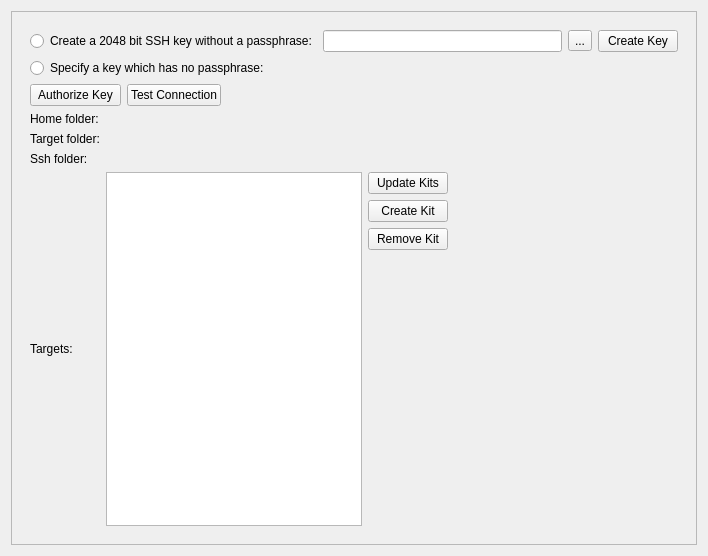
First picture: the form in src/plugins/mer/sdkdetailswidget.ui, repository sailfishos/sailfish-qtcreator, before the edit.
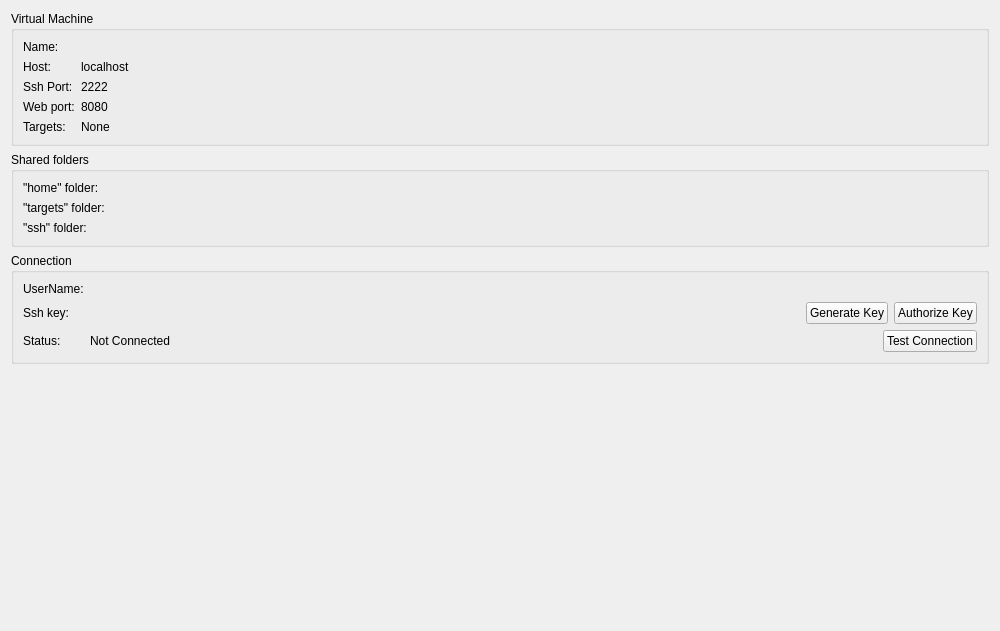
Second picture: the form after the edit. Custom widgets are drawn as their Qt base class.

Commit message: Jolla: Refactors the mer plugin, adds targets watcher 	* remove bussines logic from ui (optionspage,sdkdetails) 	* simplify ui show read only values    	* tracks targets in targets.xml 	* adds mer.xml to store installed sdks

What changed in the file:
```diff
--- a/src/plugins/mer/sdkdetailswidget.ui
+++ b/src/plugins/mer/sdkdetailswidget.ui
@@ -6,101 +6,103 @@
    <rect>
     <x>0</x>
     <y>0</y>
-    <width>708</width>
-    <height>556</height>
+    <width>1000</width>
+    <height>631</height>
    </rect>
   </property>
   <property name="windowTitle">
    <string>Dialog</string>
   </property>
-  <layout class="QGridLayout" name="gridLayout">
-   <item row="0" column="0">
-    <widget class="QScrollArea" name="scrollArea">
-     <property name="widgetResizable">
-      <bool>true</bool>
+  <layout class="QVBoxLayout" name="verticalLayout">
+   <item>
+    <widget class="QGroupBox" name="groupBox">
+     <property name="title">
+      <string>Virtual Machine</string>
      </property>
-     <widget class="QWidget" name="scrollAreaWidgetContents_3">
-      <property name="geometry">
-       <rect>
-        <x>0</x>
-        <y>0</y>
-        <width>686</width>
-        <height>534</height>
-       </rect>
-      </property>
-      <layout class="QGridLayout" name="gridLayout_3">
+     <layout class="QFormLayout" name="formLayout">
        <item row="0" column="0">
-        <widget class="QWidget" name="widget" native="true">
-         <layout class="QGridLayout" name="gridLayout_5">
-          <item row="0" column="0">
-           <layout class="QGridLayout" name="gridLayout_4">
-            <item row="0" column="0" colspan="3">
-             <widget class="QRadioButton" name="createSshKeyRadioButton">
+       <widget class="QLabel" name="nameLabel">
               <property name="text">
-               <string>Create a 2048 bit SSH key without a passphrase:</string>
+         <string>Name:</string>
               </property>
              </widget>
             </item>
-            <item row="0" column="3">
-             <layout class="QHBoxLayout" name="horizontalLayout">
-              <item>
-               <widget class="QLineEdit" name="createSshKeyLineEdit"/>
-              </item>
-              <item>
-               <widget class="QToolButton" name="createSshKeySaveToolButton">
+      <item row="0" column="1">
+       <widget class="QLabel" name="nameLabelText">
                 <property name="text">
-                 <string>...</string>
+         <string/>
                 </property>
                </widget>
               </item>
-              <item>
-               <widget class="QPushButton" name="createSshKeyPushButton">
+      <item row="1" column="0">
+       <widget class="QLabel" name="hostLabel">
                 <property name="text">
-                 <string>Create Key</string>
+         <string>Host:</string>
                 </property>
                </widget>
               </item>
-             </layout>
-            </item>
-            <item row="1" column="3">
-             <widget class="Utils::PathChooser" name="privateKeyPathChooser" native="true">
-              <property name="sizePolicy">
-               <sizepolicy hsizetype="Expanding" vsizetype="Preferred">
-                <horstretch>0</horstretch>
-                <verstretch>0</verstretch>
-               </sizepolicy>
-              </property>
-             </widget>
-            </item>
-            <item row="1" column="0" colspan="3">
-             <widget class="QRadioButton" name="useExistingSshKeyRadioButton">
+      <item row="1" column="1">
+       <widget class="QLabel" name="hostLabelText">
               <property name="text">
-               <string>Specify a key which has no passphrase:</string>
+         <string>localhost</string>
               </property>
              </widget>
             </item>
             <item row="2" column="0">
-             <widget class="QPushButton" name="deployPublicKeyButton">
+       <widget class="QLabel" name="portLabel">
               <property name="text">
-               <string>Authorize Key</string>
+         <string>Ssh Port:</string>
               </property>
              </widget>
             </item>
             <item row="2" column="1">
-             <widget class="QPushButton" name="testConnectionButton">
+       <widget class="QLabel" name="sshPortLabelText">
               <property name="text">
-               <string>Test Connection</string>
+         <string>2222</string>
+        </property>
+       </widget>
+      </item>
+      <item row="3" column="0">
+       <widget class="QLabel" name="wwwPorLabel">
+        <property name="text">
+         <string>Web port:</string>
+        </property>
+       </widget>
+      </item>
+      <item row="3" column="1">
+       <widget class="QLabel" name="wwwPortLabelText">
+        <property name="text">
+         <string>8080</string>
+        </property>
+       </widget>
+      </item>
+      <item row="4" column="0">
+       <widget class="QLabel" name="targetsLabel">
+        <property name="text">
+         <string>Targets:</string>
+        </property>
+       </widget>
+      </item>
+      <item row="4" column="1">
+       <widget class="QLabel" name="targetsListLabel">
+        <property name="text">
+         <string>None</string>
               </property>
              </widget>
             </item>
            </layout>
-          </item>
-          <item row="1" column="0">
-           <layout class="QGridLayout" name="gridLayout_2">
+    </widget>
+   </item>
+   <item>
+    <widget class="QGroupBox" name="groupBox_2">
+     <property name="title">
+      <string>Shared folders</string>
+     </property>
+     <layout class="QFormLayout" name="formLayout_2">
             <item row="0" column="0">
              <widget class="QLabel" name="homeFolderLabel">
               <property name="text">
-               <string>Home folder:</string>
+         <string>&quot;home&quot; folder:</string>
               </property>
              </widget>
             </item>
@@ -114,7 +116,7 @@
             <item row="1" column="0">
              <widget class="QLabel" name="targetFolderLabel">
               <property name="text">
-               <string>Target folder:</string>
+         <string>&quot;targets&quot; folder:</string>
               </property>
              </widget>
             </item>
@@ -128,7 +130,7 @@
             <item row="2" column="0">
              <widget class="QLabel" name="sshFolderLabel">
               <property name="text">
-               <string>Ssh folder:</string>
+         <string>&quot;ssh&quot; folder:</string>
               </property>
              </widget>
             </item>
@@ -139,39 +141,96 @@
               </property>
              </widget>
             </item>
-            <item row="3" column="0">
-             <widget class="QLabel" name="targetsLabel">
+     </layout>
+    </widget>
+   </item>
+   <item>
+    <widget class="QGroupBox" name="groupBox_3">
+     <property name="title">
+      <string>Connection</string>
+     </property>
+     <layout class="QFormLayout" name="formLayout_3">
+      <item row="0" column="0">
+       <widget class="QLabel" name="userNameLabel">
               <property name="text">
-               <string>Targets:</string>
+         <string>UserName:</string>
               </property>
              </widget>
             </item>
-            <item row="3" column="1">
+      <item row="0" column="1">
+       <widget class="QLabel" name="userNameLabelText">
+        <property name="text">
+         <string/>
+        </property>
+       </widget>
+      </item>
+      <item row="1" column="0">
+       <widget class="QLabel" name="sshKeyLabel">
+        <property name="text">
+         <string>Ssh key: </string>
+        </property>
+       </widget>
+      </item>
+      <item row="1" column="1">
+       <layout class="QHBoxLayout" name="horizontalLayout">
+        <item>
+         <widget class="Utils::PathChooser" name="privateKeyPathChooser" native="true">
+          <property name="sizePolicy">
+           <sizepolicy hsizetype="Expanding" vsizetype="Preferred">
+            <horstretch>0</horstretch>
+            <verstretch>0</verstretch>
+           </sizepolicy>
+          </property>
+         </widget>
+        </item>
+        <item>
+         <widget class="QPushButton" name="generateSshKeyPushButton">
+          <property name="text">
+           <string>Generate Key</string>
+          </property>
+         </widget>
+        </item>
+        <item>
+         <widget class="QPushButton" name="authorizeSshKeyPushButton">
+          <property name="text">
+           <string>Authorize Key</string>
+          </property>
+         </widget>
+        </item>
+       </layout>
+      </item>
+      <item row="2" column="0">
+       <widget class="QLabel" name="statusLabel">
+        <property name="text">
+         <string>Status:</string>
+        </property>
+       </widget>
+      </item>
+      <item row="2" column="1">
              <layout class="QHBoxLayout" name="horizontalLayout_2">
               <item>
-               <widget class="QListWidget" name="targetsListWidget"/>
-              </item>
-              <item>
-               <layout class="QVBoxLayout" name="verticalLayout">
-                <item>
-                 <widget class="QPushButton" name="updateKitsButton">
+         <widget class="QLabel" name="statusLabelText">
+          <property name="sizePolicy">
+           <sizepolicy hsizetype="MinimumExpanding" vsizetype="Preferred">
+            <horstretch>0</horstretch>
+            <verstretch>0</verstretch>
+           </sizepolicy>
+          </property>
                   <property name="text">
-                   <string>Update Kits</string>
+           <string>Not Connected</string>
                   </property>
                  </widget>
                 </item>
                 <item>
-                 <widget class="QPushButton" name="createKitButton">
+         <widget class="QPushButton" name="testConnectionPushButton">
                   <property name="text">
-                   <string>Create Kit</string>
+           <string>Test Connection</string>
                   </property>
                  </widget>
                 </item>
-                <item>
-                 <widget class="QPushButton" name="removeKitButton">
-                  <property name="text">
-                   <string>Remove Kit</string>
-                  </property>
+       </layout>
+      </item>
+     </layout>
                  </widget>
                 </item>
                 <item>
@@ -186,32 +245,6 @@
                    </size>
                   </property>
                  </spacer>
-                </item>
-               </layout>
-              </item>
-              <item>
-               <spacer name="horizontalSpacer">
-                <property name="orientation">
-                 <enum>Qt::Horizontal</enum>
-                </property>
-                <property name="sizeHint" stdset="0">
-                 <size>
-                  <width>40</width>
-                  <height>20</height>
-                 </size>
-                </property>
-               </spacer>
-              </item>
-             </layout>
-            </item>
-           </layout>
-          </item>
-         </layout>
-        </widget>
-       </item>
-      </layout>
-     </widget>
-    </widget>
    </item>
   </layout>
  </widget>
```
Lines whose indentation alone changed are shown as unchanged. The commit also changes 41 other files.
